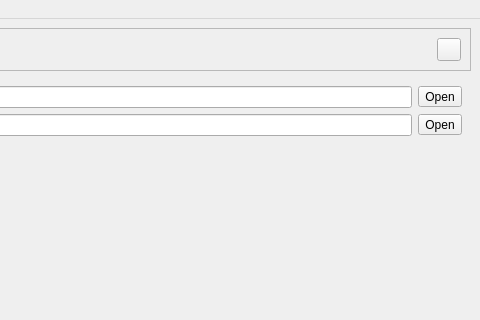
Qt form irs/src/gui/wfipsmainwindow.ui (firelab/wfips) before a commit; both pictures show x 727 to 1207 and y 0 to 320 of the 1207 by 806 pixel window.
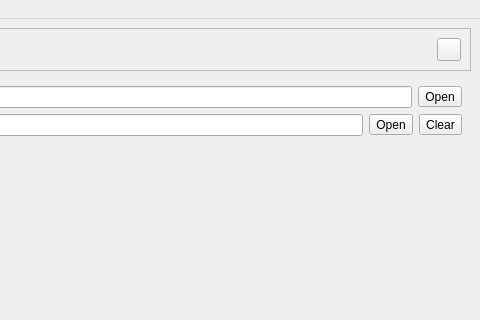
The same form after that commit. The open tabs and pages were chosen to show the change.

Commit message: allow clearing resources

The edit to the form file:
```diff
--- a/irs/src/gui/wfipsmainwindow.ui
+++ b/irs/src/gui/wfipsmainwindow.ui
@@ -362,6 +362,16 @@
               </property>
              </widget>
             </item>
+            <item>
+             <widget class="QToolButton" name="clearRescDbButton">
+              <property name="text">
+               <string>Clear</string>
+              </property>
+              <property name="toolButtonStyle">
+               <enum>Qt::ToolButtonTextBesideIcon</enum>
+              </property>
+             </widget>
+            </item>
            </layout>
           </item>
           <item>
```
The commit also changes 2 other files.
